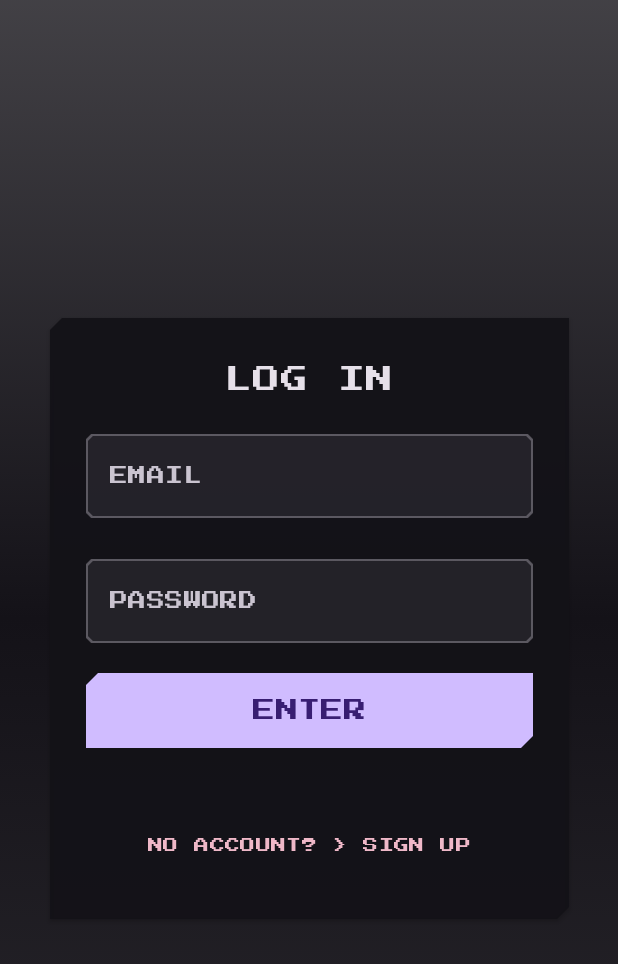
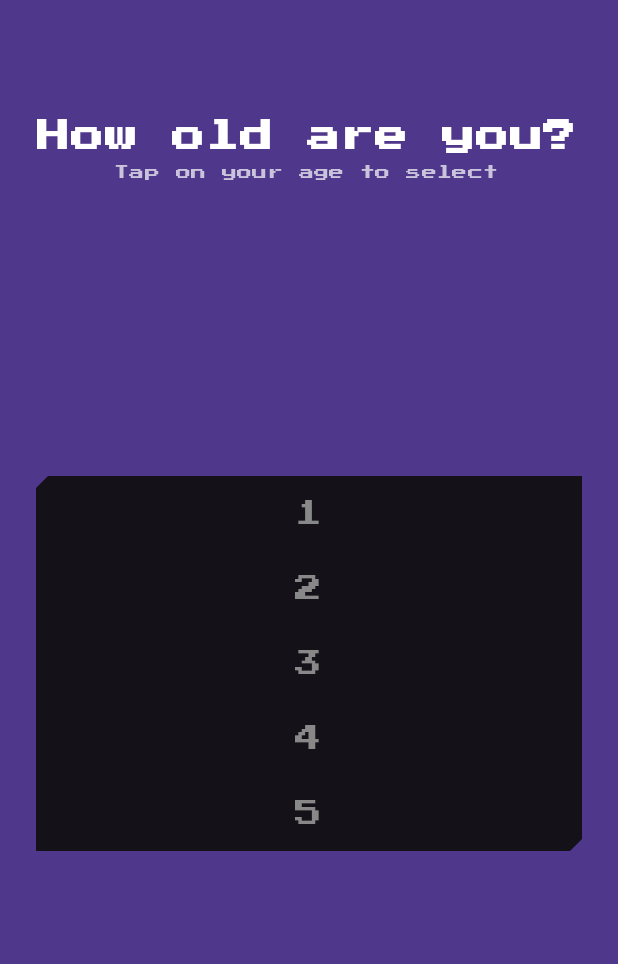
Before and after one commit to Om-Mithare/Water-Intake-Tracker-App, an Android app built with Jetpack Compose: the screen it shows after launch (MainActivity), on a phone screen of 412 x 824 dp. Shown: the top 964 px of the screen. Run offline under Robolectric (Android 15) with nearby library versions, the phone set to English and light mode, and no system bars; our stand-ins replace Dagger/Hilt's generated code.

Commit message:
AgeScreen

```diff
--- /dev/null
+++ b/app/src/main/java/Screens/Age/AgeScreen.kt
@@ -0,0 +1,158 @@
+package com.waterintaketracker.screens.age
+import androidx.compose.foundation.border
+
+import androidx.compose.animation.AnimatedVisibility
+import androidx.compose.animation.fadeIn
+import androidx.compose.animation.slideInVertically
+import androidx.compose.foundation.background
+import androidx.compose.foundation.clickable
+import androidx.compose.foundation.layout.*
+import androidx.compose.foundation.lazy.LazyColumn
+import androidx.compose.foundation.lazy.LazyListState
+import androidx.compose.foundation.lazy.items
+import androidx.compose.foundation.lazy.rememberLazyListState
+import androidx.compose.material3.*
+import androidx.compose.runtime.*
+import androidx.compose.ui.Alignment
+import androidx.compose.ui.Modifier
+import androidx.compose.ui.graphics.Color
+import androidx.compose.ui.text.font.FontWeight
+import androidx.compose.ui.text.style.TextAlign
+import androidx.compose.ui.unit.dp
+import androidx.lifecycle.viewmodel.compose.viewModel
+import kotlinx.coroutines.launch
+
+@Composable
+fun AgeScreen(
+    viewModel: AgeViewModel = viewModel(),
+    onNextClick: () -> Unit = {}
+) {
+    val age by viewModel.age.collectAsState()
+    val ageRange = (1..100).map { it.toString() }
+    val listState: LazyListState = rememberLazyListState()
+    val coroutineScope = rememberCoroutineScope()
+
+    // Auto scroll to selected item
+    LaunchedEffect(age) {
+        val index = ageRange.indexOf(age)
+        if (index >= 0) {
+            coroutineScope.launch {
+                listState.animateScrollToItem(index - 3)
+            }
+        }
+    }
+
+    Box(
+        modifier = Modifier
+            .fillMaxSize()
+            .background(MaterialTheme.colorScheme.primaryContainer)
+            .padding(horizontal = 24.dp)
+    ) {
+        // Header Section
+        AnimatedVisibility(
+            visible = true,
+            enter = fadeIn()
+        ) {
+            Column(
+                modifier = Modifier
+                    .align(Alignment.TopCenter)
+                    .padding(top = 80.dp),
+                horizontalAlignment = Alignment.CenterHorizontally
+            ) {
+                Text(
+                    text = "How old are you?",
+                    style = MaterialTheme.typography.headlineLarge.copy(
+                        color = Color.White,
+                        fontWeight = FontWeight.Bold
+                    ),
+                    textAlign = TextAlign.Center
+                )
+
+                Spacer(modifier = Modifier.height(8.dp))
+
+                Text(
+                    text = "Tap on your age to select",
+                    style = MaterialTheme.typography.bodyMedium.copy(
+                        color = Color.White.copy(alpha = 0.7f)
+                    )
+                )
+            }
+        }
+
+        // Age Picker List
+        Column(
+            modifier = Modifier
+                .fillMaxSize()
+                .padding(top = 160.dp, bottom = 100.dp),
+            verticalArrangement = Arrangement.Center,
+            horizontalAlignment = Alignment.CenterHorizontally
+        ) {
+            Box(
+                modifier = Modifier
+                    .fillMaxWidth()
+                    .height(250.dp)
+                    .background(
+                        MaterialTheme.colorScheme.background,
+                        shape = MaterialTheme.shapes.medium
+                    )
+            ) {
+                LazyColumn(
+                    state = listState,
+                    modifier = Modifier.fillMaxSize(),
+                    horizontalAlignment = Alignment.CenterHorizontally
+                ) {
+                    items(ageRange) { item ->
+                        Box(
+                            modifier = Modifier
+                                .fillMaxWidth()
+                                .padding(vertical = 6.dp)
+                                .clickable {
+                                    viewModel.onAgeChange(item)
+                                },
+                            contentAlignment = Alignment.Center
+                        ) {
+                            Text(
+                                text = item,
+                                style = MaterialTheme.typography.headlineMedium.copy(
+                                    color = if (age == item) MaterialTheme.colorScheme.primary else Color.Gray,
+                                    fontWeight = if (age == item) FontWeight.Bold else FontWeight.Normal
+                                ),
+                                modifier = Modifier
+                                    .padding(vertical = 10.dp)
+                                    .then(
+                                        if (age == item) Modifier
+                                            .border(
+                                                width = 2.dp,
+                                                color = MaterialTheme.colorScheme.primary,
+                                                shape = MaterialTheme.shapes.small
+                                            )
+                                            .padding(horizontal = 16.dp, vertical = 4.dp)
+                                        else Modifier
+                                    )
+                            )
+                        }
+                    }
+
+                }
+            }
+        }
+
+        // Next Button
+        AnimatedVisibility(
+            visible = age.isNotBlank(),
+            enter = fadeIn() + slideInVertically(initialOffsetY = { it / 2 }),
+            modifier = Modifier.align(Alignment.BottomCenter)
+        ) {
+            Button(
+                onClick = {
+                    onNextClick()
+                },
+                modifier = Modifier
+                    .fillMaxWidth()
+                    .padding(bottom = 32.dp)
+            ) {
+                Text("Next")
+            }
+        }
+    }
+}
--- /dev/null
+++ b/app/src/main/java/Screens/Age/AgeViewModel.kt
@@ -0,0 +1,17 @@
+package com.waterintaketracker.screens.age
+
+import androidx.lifecycle.ViewModel
+import kotlinx.coroutines.flow.MutableStateFlow
+import kotlinx.coroutines.flow.StateFlow
+
+class AgeViewModel : ViewModel() {
+
+    private val _age = MutableStateFlow("")
+    val age: StateFlow<String> = _age
+
+    fun onAgeChange(newAge: String) {
+        if (newAge.length <= 3 && newAge.all { it.isDigit() }) {
+            _age.value = newAge
+        }
+    }
+}
--- a/app/src/main/java/com/example/waterintaketracker/MainActivity.kt
+++ b/app/src/main/java/com/example/waterintaketracker/MainActivity.kt
@@ -4,16 +4,8 @@ import android.os.Bundle
 import androidx.activity.ComponentActivity
 import androidx.activity.compose.setContent
 import androidx.activity.enableEdgeToEdge
-import androidx.compose.foundation.layout.fillMaxSize
-import androidx.compose.foundation.layout.padding
-import androidx.compose.material3.Scaffold
-import androidx.compose.material3.Text
-import androidx.compose.runtime.Composable
-import androidx.compose.ui.Modifier
-import androidx.compose.ui.tooling.preview.Preview
-import androidx.navigation.NavGraph
-import androidx.navigation.compose.rememberNavController
 import com.example.waterintaketracker.ui.theme.WaterIntakeTrackerTheme
+import com.waterintaketracker.screens.age.AgeScreen
 import dagger.hilt.android.AndroidEntryPoint
 
 @AndroidEntryPoint
@@ -23,8 +15,10 @@ class MainActivity : ComponentActivity() {
         enableEdgeToEdge()
         setContent {
             WaterIntakeTrackerTheme {
-                Screens.Navigation.NavGraph()
+
+                    AgeScreen()
+                }
+
             }
         }
     }
-}
--- a/app/src/main/java/com/example/waterintaketracker/ui/theme/Theme.kt
+++ b/app/src/main/java/com/example/waterintaketracker/ui/theme/Theme.kt
@@ -1,4 +1,5 @@
 package com.example.waterintaketracker.ui.theme // << MAKE SURE THIS MATCHES YOUR PROJECT'S PACKAGE NAME
+
 
 import android.app.Activity
 import android.os.Build
```
